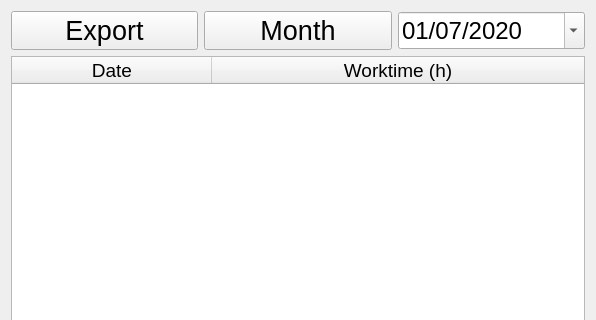
AndreWohnsland/TimeTracker, file ui/datawidget.ui: the form before one commit; both pictures show x 0 to 596 and y 0 to 320 of the 596 by 570 pixel window.
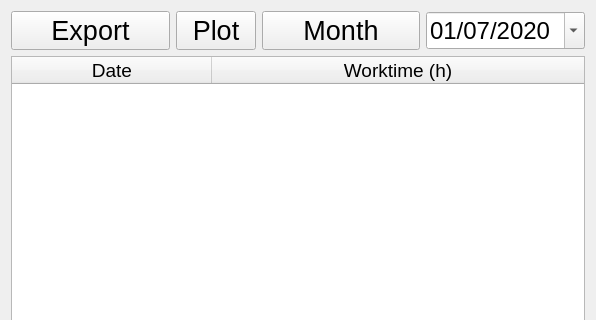
The form after the commit.

Commit message: Added plot button

What changed in the file:
```diff
--- a/ui/datawidget.ui
+++ b/ui/datawidget.ui
@@ -28,6 +28,27 @@
        </property>
       </widget>
      </item>
+     <item>
+      <widget class="QPushButton" name="plot_button">
+       <property name="maximumSize">
+        <size>
+         <width>80</width>
+         <height>16777215</height>
+        </size>
+       </property>
+       <property name="font">
+        <font>
+         <pointsize>20</pointsize>
+        </font>
+       </property>
+       <property name="text">
+        <string>Plot</string>
+       </property>
+       <property name="checkable">
+        <bool>true</bool>
+       </property>
+      </widget>
+     </item>
      <item>
       <widget class="QPushButton" name="switch_button">
        <property name="font">
```
The commit also changes 1 other file.
